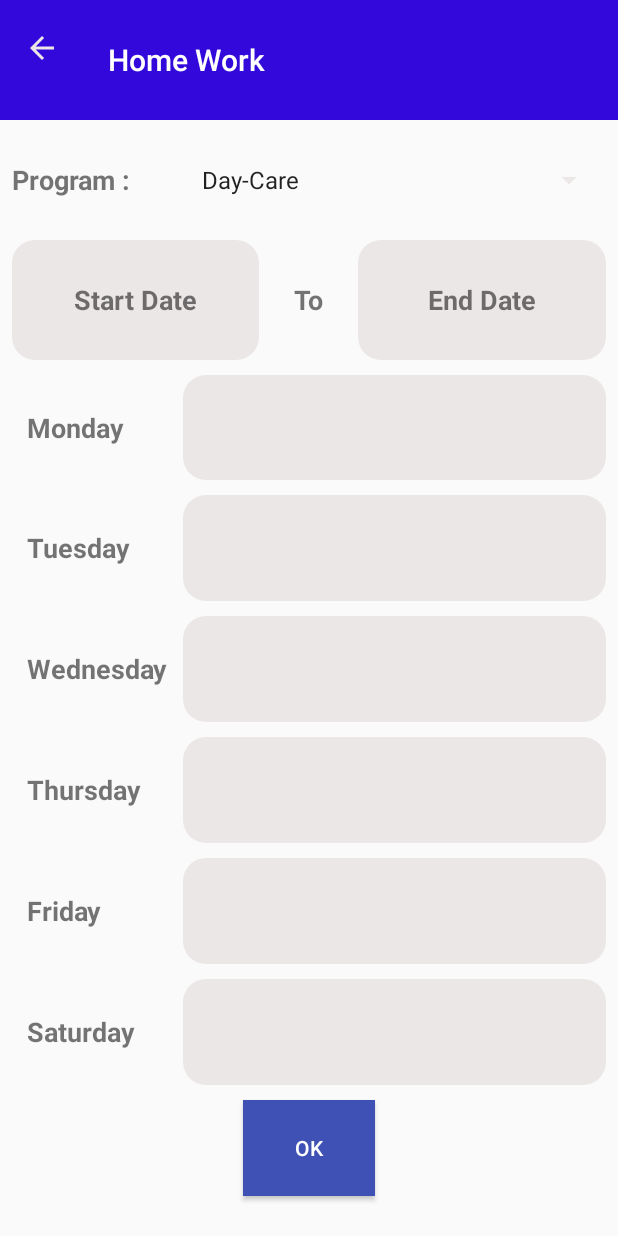
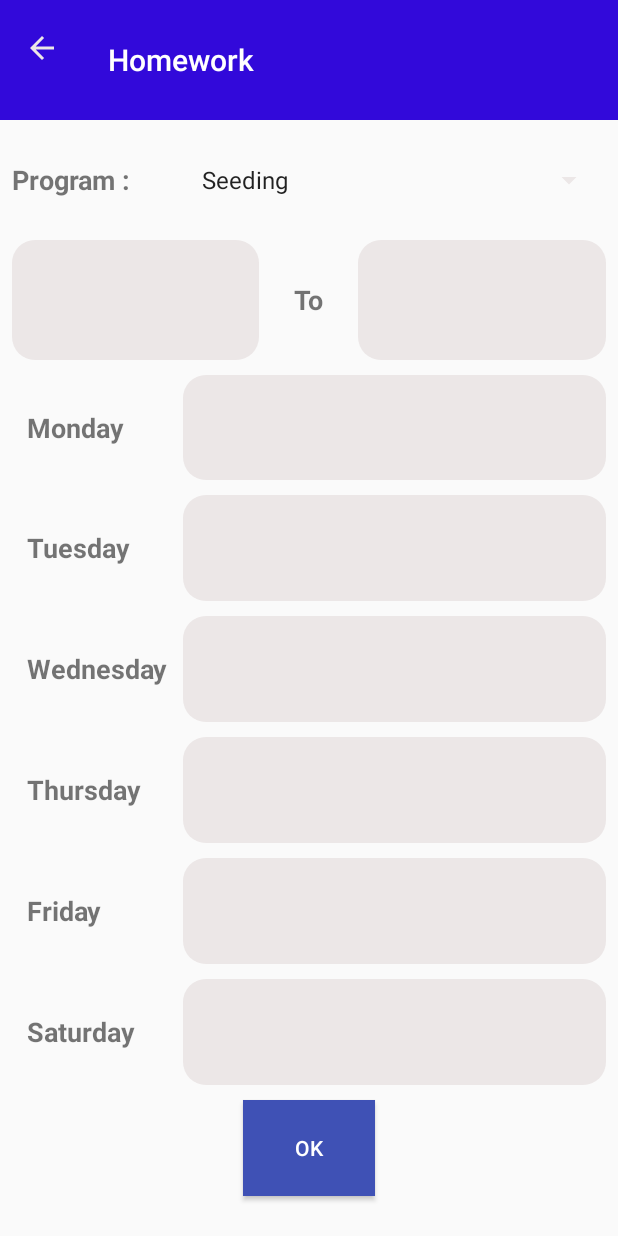
Before and after one commit to Atharva18/ImpetusKidsApp, an Android app: the AdminHomeWork screen opened directly, with no data from a screen before it, on a phone screen of 412 x 824 dp. Run offline under Robolectric (Android 15) with nearby library versions, the phone set to English and light mode, and no system bars; our stand-ins replace Firebase (no records; nobody signed in at launch, a user with empty details on screens opened directly).

Commit message:
changes 6/n

```diff
--- a/app/src/main/AndroidManifest.xml
+++ b/app/src/main/AndroidManifest.xml
@@ -199,9 +199,6 @@
             android:name=".daycare_parentmain"
             android:screenOrientation="portrait" />
         <activity
-            android:name=".parentRegistration"
-            android:screenOrientation="portrait" />
-        <activity
             android:name=".Memories"
             android:screenOrientation="portrait" />
         <activity
--- a/app/src/main/java/com/example/parij/myschoolcomm/AdminHomeWork.java
+++ b/app/src/main/java/com/example/parij/myschoolcomm/AdminHomeWork.java
@@ -16,8 +16,11 @@ import android.widget.Spinner;
 import android.widget.TextView;
 import android.widget.Toast;
 
+import com.google.firebase.database.DataSnapshot;
+import com.google.firebase.database.DatabaseError;
 import com.google.firebase.database.DatabaseReference;
 import com.google.firebase.database.FirebaseDatabase;
+import com.google.firebase.database.ValueEventListener;
 
 import java.text.SimpleDateFormat;
 import java.util.Calendar;
@@ -58,10 +61,9 @@ public class AdminHomeWork extends AppCompatActivity {
         getSupportActionBar().setDisplayHomeAsUpEnabled(true);
         getSupportActionBar().setDisplayShowHomeEnabled(true);
 
-        getSupportActionBar().setTitle("Home Work");
+        getSupportActionBar().setTitle("Homework");
        // toolbar.setNavigationIcon(R.drawable.hwbar);
         toolbar.setTitleTextColor(0xFFFFFFFF);
-
 
         final Calendar mycalender=Calendar.getInstance();
 
@@ -128,7 +130,7 @@ public class AdminHomeWork extends AppCompatActivity {
         });
 
 
-        arrayAdapter=ArrayAdapter.createFromResource(this,R.array.Type,android.R.layout.simple_spinner_item);
+        arrayAdapter = ArrayAdapter.createFromResource(this, R.array.programs, android.R.layout.simple_spinner_item);
         arrayAdapter.setDropDownViewResource(android.R.layout.simple_spinner_dropdown_item);
         spinner.setAdapter(arrayAdapter);
 
@@ -138,6 +140,8 @@ public class AdminHomeWork extends AppCompatActivity {
             public void onItemSelected(AdapterView<?> parent, View view, int position, long id) {
 
                 type[0] = (String) parent.getItemAtPosition(position);
+
+                selectProgram(position);
 
             }
 
@@ -194,6 +198,45 @@ public class AdminHomeWork extends AppCompatActivity {
 
         }
 
+    public void selectProgram(int position) {
+
+        if (position == 0)
+            display("Seeding");
+        else if (position == 1)
+            display("Budding");
+        else if (position == 2)
+            display("Blossoming");
+        else if (position == 3)
+            display("Flourishing");
+
+    }
+
+    public void display(String program) {
+        FirebaseDatabase database = FirebaseDatabase.getInstance();
+        DatabaseReference newreference = database.getReference("newDb").child("HomeWork").child(program);
+
+        newreference.addValueEventListener(new ValueEventListener() {
+            @Override
+            public void onDataChange(DataSnapshot dataSnapshot) {
+
+                startdate.setText((CharSequence) dataSnapshot.child("startdate").getValue());
+                enddate.setText((CharSequence) dataSnapshot.child("enddate").getValue());
+                monday.setText((CharSequence) dataSnapshot.child("monday").getValue());
+                tuesday.setText((CharSequence) dataSnapshot.child("tuesday").getValue());
+                wednesday.setText((CharSequence) dataSnapshot.child("wednesday").getValue());
+                thursday.setText((CharSequence) dataSnapshot.child("thursday").getValue());
+                friday.setText((CharSequence) dataSnapshot.child("friday").getValue());
+                saturday.setText((CharSequence) dataSnapshot.child("saturday").getValue());
+
+            }
+
+            @Override
+            public void onCancelled(DatabaseError databaseError) {
+
+            }
+        });
+    }
+
     @Override
     public boolean onOptionsItemSelected(MenuItem item) {
         switch (item.getItemId()) {
@@ -205,6 +248,13 @@ public class AdminHomeWork extends AppCompatActivity {
             default:
                 return super.onOptionsItemSelected(item);
         }
+    }
+
+    @Override
+    protected void onStart() {
+        super.onStart();
+        display("Seeding");
+
     }
 
 }
--- a/app/src/main/java/com/example/parij/myschoolcomm/HomeWorkActivity.java
+++ b/app/src/main/java/com/example/parij/myschoolcomm/HomeWorkActivity.java
@@ -53,7 +53,7 @@ public class HomeWorkActivity extends AppCompatActivity {
         getSupportActionBar().setDisplayHomeAsUpEnabled(true);
         getSupportActionBar().setDisplayShowHomeEnabled(true);
 
-        getSupportActionBar().setTitle("Home Work");
+        getSupportActionBar().setTitle("Homework");
         //  toolbar.setNavigationIcon(R.drawable.homeclassbar);
         toolbar.setTitleTextColor(0xFFFFFFFF);
 
--- a/app/src/main/java/com/example/parij/myschoolcomm/tempParentRegistration.java
+++ b/app/src/main/java/com/example/parij/myschoolcomm/tempParentRegistration.java
@@ -47,7 +47,6 @@ public class tempParentRegistration extends AppCompatActivity {
                 return super.onOptionsItemSelected(item);
         }
     }
-
 
     @Override
     protected void onCreate(Bundle savedInstanceState) {
--- a/app/src/main/res/layout/activity_admindashboard.xml
+++ b/app/src/main/res/layout/activity_admindashboard.xml
@@ -123,7 +123,7 @@
                 android:layout_weight="1.2"
                 android:background="@color/Yellow"
                 android:gravity="center"
-                android:text="Home-Work"
+                android:text="Homework"
                 android:textAlignment="center"
                 android:textColor="@color/White"
                 android:textSize="16sp" />
--- a/app/src/main/res/layout/activity_parent_registration.xml
+++ b/app/src/main/res/layout/activity_parent_registration.xml
@@ -6,7 +6,7 @@
     android:layout_height="match_parent"
     android:orientation="vertical"
     android:weightSum="100"
-    tools:context="com.example.parij.myschoolcomm.parentRegistration">
+    tools:context="com.example.parij.myschoolcomm.tempParentRegistration">
 
     <android.support.v7.widget.Toolbar
         android:id="@+id/toolbar"
--- a/app/src/main/res/layout/content_main.xml
+++ b/app/src/main/res/layout/content_main.xml
@@ -38,7 +38,7 @@
                 android:layout_height="45dp"
                 android:background="@color/Yellow"
                 android:gravity="center_vertical"
-                android:text="Home-Work"
+                android:text="Homework"
                 android:textAlignment="center"
                 android:textColor="@color/White"
                 android:textSize="18sp" />
```
Also changed, not shown: app/src/main/java/com/example/parij/myschoolcomm/parentRegistration.java (deleted, +0 -302 lines), app/src/main/res/values/strings.xml (+8 -0 lines).
